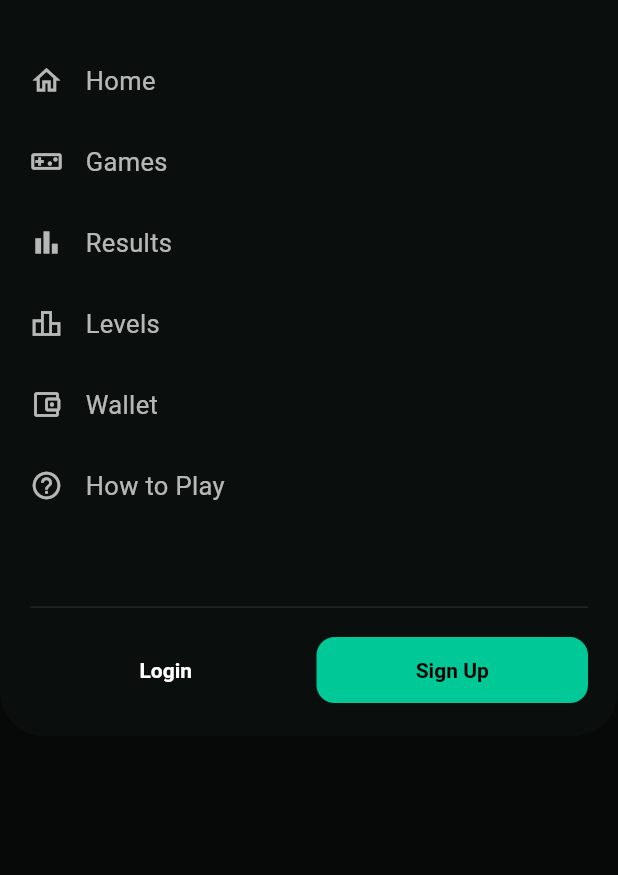
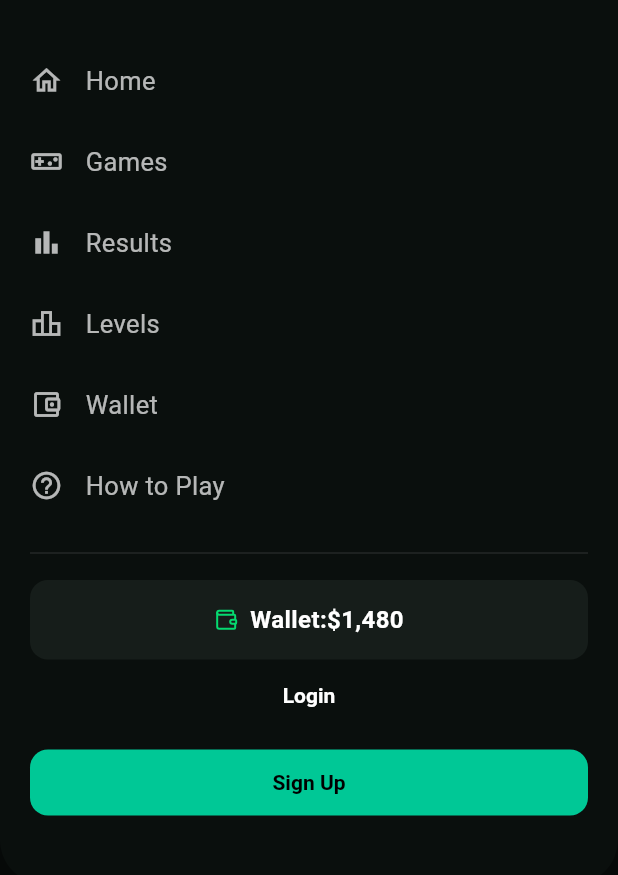
Before and after one commit to Punith-09/lottery-app, a Flutter app: the GamesScreen screen opened by its route, after a tap on the "menu" icon, on a phone screen of 412 x 824 dp, the part 92-967 px from its top. Run offline on Flutter 3.47's test engine with Material 3 defaults, Android fonts, the phone set to English and light mode, and no system bars; our stand-ins replace flutter_svg.

Commit message:
App menu changes

```diff
--- a/lib/screens/drawer/app_menu.dart
+++ b/lib/screens/drawer/app_menu.dart
@@ -1,4 +1,5 @@
 import 'package:flutter/material.dart';
+import 'package:flutter_svg/svg.dart';
 
 import '../../core/constants/app_constants.dart';
 
@@ -14,7 +15,7 @@ class AppMenu extends StatelessWidget {
   @override
   Widget build(BuildContext context) {
 
-    final halfHeight = MediaQuery.of(context).size.height * 0.67;
+    final halfHeight = MediaQuery.of(context).size.height * 0.79;
 
     return Align(
       alignment: Alignment.topCenter,
@@ -76,18 +77,57 @@ class AppMenu extends StatelessWidget {
                   Navigator.pushNamed(context, '/how-to-play');
                 }),
 
-                const Spacer(),
+                const SizedBox(height: 10),
 
                 const Divider(color: Colors.white10),
 
                 const SizedBox(height: 10),
 
-                Row(
+                Column(
+                  crossAxisAlignment: CrossAxisAlignment.stretch,
                   children: [
 
-                    Expanded(
-                      child: ElevatedButton(
+                    Container(
+                      width: double.infinity,
+                      padding: const EdgeInsets.all(15),
+                      decoration: BoxDecoration(
+                        color: Color(0xFF161D1A),
+                        borderRadius: BorderRadius.circular(12)
+                      ),
+                      child: Row(
+                        mainAxisAlignment: MainAxisAlignment.center,
+                        children: [
+                          SvgPicture.asset(
+                            "assets/wallet.svg",
+                            width: 16,
+                            height: 16,
+                            color:Color(0xFF05DA70),
+                          ),
+                          const SizedBox(width: 8,),
+                          Text(
+                            "Wallet:",
+                            style: TextStyle(
+                              color: Colors.white,
+                              fontSize: 16,
+                              fontWeight: FontWeight.bold
+                            ),
+                          ),
+                          Text(
+                            "\$1,480",
+                            style: TextStyle(
+                              color: Colors.white,
+                                fontSize: 16,
+                                fontWeight: FontWeight.bold
+                            ),
+                          ),
+                        ],
+                      )
+                    ),
+                    // Expanded(
+                      ElevatedButton(
+
                         style: ElevatedButton.styleFrom(
+
                           backgroundColor: Colors.transparent,
                           shape: RoundedRectangleBorder(
                             borderRadius: BorderRadius.circular(12),
@@ -104,12 +144,12 @@ class AppMenu extends StatelessWidget {
                           ),
                         ),
                       ),
-                    ),
+                    // ),
 
-                    const SizedBox(width: 10),
+                    const SizedBox(height: 10),
 
-                    Expanded(
-                      child: ElevatedButton(
+                    // Expanded(
+                       ElevatedButton(
                         style: ElevatedButton.styleFrom(
                           backgroundColor: const Color(0xFF00C896),
                           shape: RoundedRectangleBorder(
@@ -127,7 +167,7 @@ class AppMenu extends StatelessWidget {
                           ),
                         ),
                       ),
-                    ),
+                    // ),
                   ],
                 )
               ],
```
Also changed, not shown: assets/wallet.svg (added).
